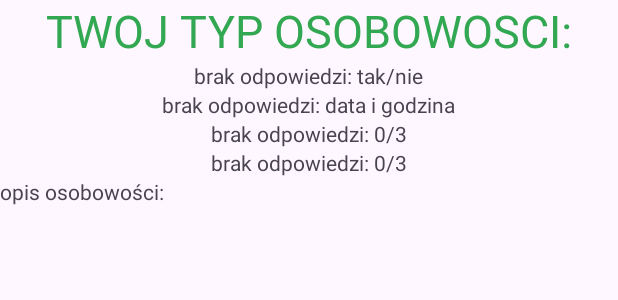
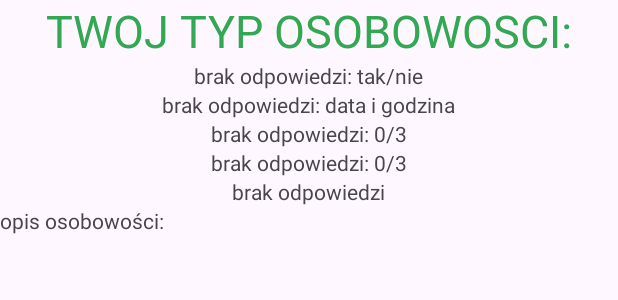
Before and after one commit to probula/PersonalityQuiz, an Android app: the layout activity_summary.xml on its own in the app's theme, with its tools: preview values and no code run, on a phone screen of 412 x 824 dp. Shown: the top 300 px of the screen. Run offline under Robolectric (Android 15) with nearby library versions, the phone set to English and light mode, and no system bars.

Commit message:
add Spinner value sending to SummaryActivity.kt

```diff
--- a/app/src/main/java/com/example/personality_quiz/SummaryActivity.kt
+++ b/app/src/main/java/com/example/personality_quiz/SummaryActivity.kt
@@ -38,6 +38,10 @@ class SummaryActivity : AppCompatActivity() {
         val seekValue = intent.getIntExtra("seekValue", -1) //domyslna wartosc -1
         findViewById<TextView>(R.id.wynikSB).text = "Wartość z suwaka: $seekValue"
 
+        //PYTANIE 5
+        val selectedSpinner = intent.getStringExtra("selectedSpinner")
+        findViewById<TextView>(R.id.wynikSpinner).text = "Wybrana odpowiedź z Spinnera: $selectedSpinner"
+
 
     }
 }
--- a/app/src/main/res/layout/activity_main.xml
+++ b/app/src/main/res/layout/activity_main.xml
@@ -130,7 +130,7 @@
             android:layout_marginBottom="4dp" />
 
         <Spinner
-            android:id="@+id/spinnerCountries"
+            android:id="@+id/spinnerODP"
             android:layout_width="match_parent"
             android:layout_height="wrap_content"
             android:popupBackground="#E28E3C"
--- a/app/src/main/res/layout/activity_summary.xml
+++ b/app/src/main/res/layout/activity_summary.xml
@@ -47,6 +47,13 @@
     <TextView
         android:layout_width="wrap_content"
         android:layout_height="wrap_content"
+        android:id="@+id/wynikSpinner"
+        android:layout_gravity="center_horizontal"
+        android:text="brak odpowiedzi"/>
+
+    <TextView
+        android:layout_width="wrap_content"
+        android:layout_height="wrap_content"
         android:text="opis osobowości:"
         android:gravity="center_horizontal"
         />
```
Also changed, not shown: app/src/main/java/com/example/personality_quiz/MainActivity.kt (+19 -2 lines).
